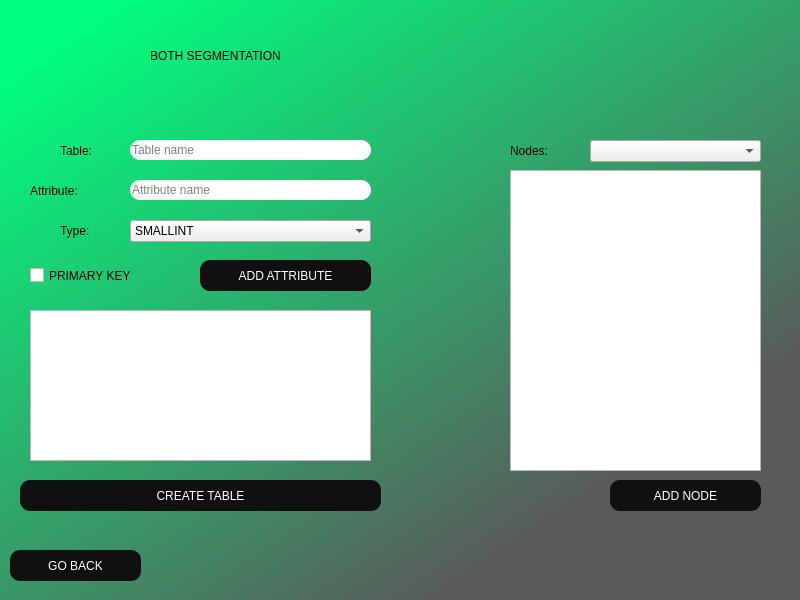
Before: the Qt Designer form GUI/bothWindow.ui in Solis-Steven/databaseProject2, drawn with Qt 5.
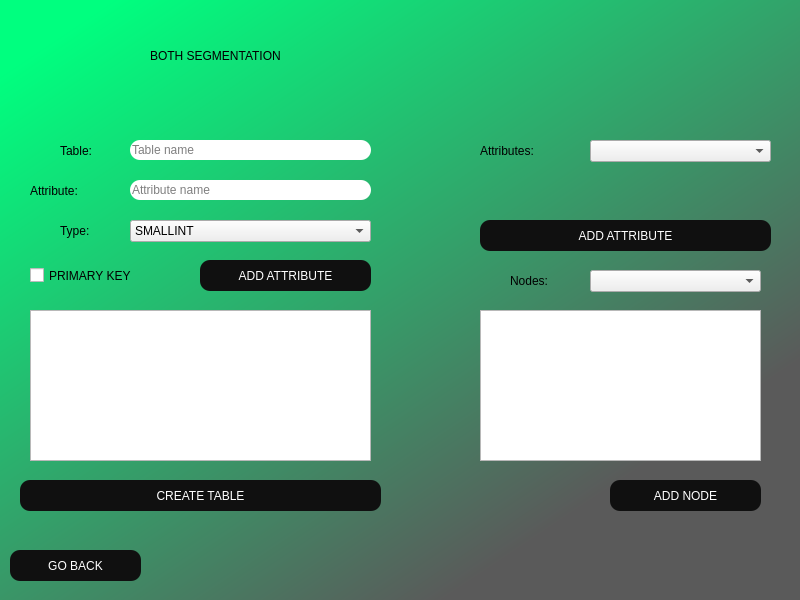
After: the same form once the commit is applied.

What changed in the file:
```diff
--- a/GUI/bothWindow.ui
+++ b/GUI/bothWindow.ui
@@ -52,7 +52,7 @@
     <property name="geometry">
      <rect>
       <x>510</x>
-      <y>130</y>
+      <y>260</y>
       <width>81</width>
       <height>41</height>
      </rect>
@@ -90,7 +90,7 @@
     <property name="geometry">
      <rect>
       <x>590</x>
-      <y>140</y>
+      <y>270</y>
       <width>171</width>
       <height>22</height>
      </rect>
@@ -123,10 +123,10 @@
    <widget class="QListWidget" name="lstNodes">
     <property name="geometry">
      <rect>
-      <x>510</x>
-      <y>170</y>
-      <width>251</width>
-      <height>301</height>
+      <x>480</x>
+      <y>310</y>
+      <width>281</width>
+      <height>151</height>
      </rect>
     </property>
     <property name="styleSheet">
@@ -368,6 +368,57 @@
      <string>Type:</string>
     </property>
    </widget>
+   <widget class="QComboBox" name="cbAttributes">
+    <property name="geometry">
+     <rect>
+      <x>590</x>
+      <y>140</y>
+      <width>181</width>
+      <height>22</height>
+     </rect>
+    </property>
+    <property name="styleSheet">
+     <string notr="true">font: 12pt &quot;Arial&quot;;</string>
+    </property>
+   </widget>
+   <widget class="QPushButton" name="btnAddAttribute_2">
+    <property name="geometry">
+     <rect>
+      <x>480</x>
+      <y>220</y>
+      <width>291</width>
+      <height>31</height>
+     </rect>
+    </property>
+    <property name="styleSheet">
+     <string notr="true">border-radius: 10px;
+font: 12pt &quot;Arial&quot;;
+background-color: rgb(16, 16, 16);
+color: rgb(255, 255, 255);
+
+</string>
+    </property>
+    <property name="text">
+     <string>ADD ATTRIBUTE</string>
+    </property>
+   </widget>
+   <widget class="QLabel" name="lblNodes_2">
+    <property name="geometry">
+     <rect>
+      <x>480</x>
+      <y>130</y>
+      <width>101</width>
+      <height>41</height>
+     </rect>
+    </property>
+    <property name="styleSheet">
+     <string notr="true">font: 75 16pt &quot;Arial&quot;;
+color: black;</string>
+    </property>
+    <property name="text">
+     <string>Attributes:</string>
+    </property>
+   </widget>
   </widget>
  </widget>
  <resources/>
```
